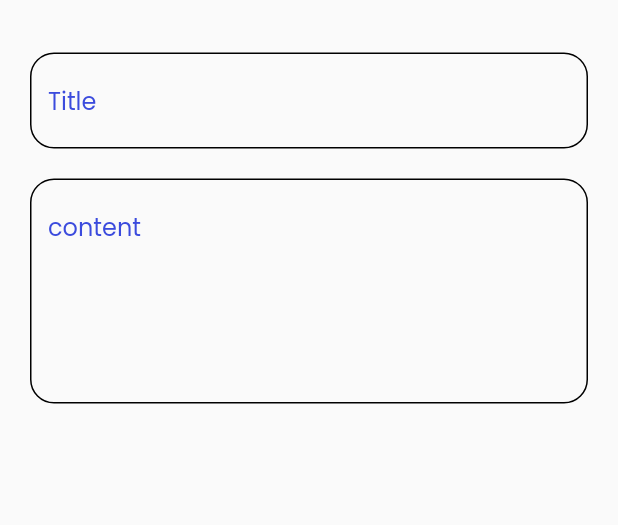
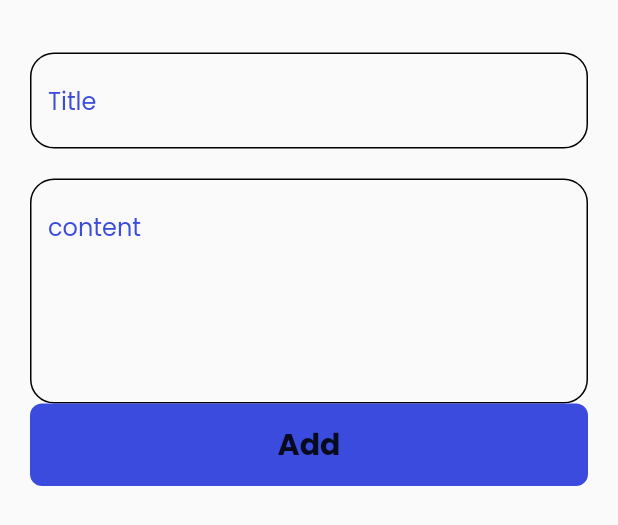
Before and after one commit to AbanoubNabile/notes-app, a Flutter app: the AddNoteBottom widget shown alone on an empty page, opened directly, on a phone screen of 412 x 824 dp. Shown: the top 525 px of the screen. Run offline on Flutter 3.47's test engine with Material 2 defaults, Android fonts, the phone set to English and light mode, and no system bars.

Commit message:
create custom button

```diff
--- a/lib/views/widgets/add_note_bottom_sheet.dart
+++ b/lib/views/widgets/add_note_bottom_sheet.dart
@@ -1,4 +1,5 @@
 import 'package:flutter/material.dart';
+import 'package:notes_app/views/widgets/constants.dart';
 import 'package:notes_app/views/widgets/custom_text_field.dart';
 
 class AddNoteBottom extends StatelessWidget {
@@ -20,9 +21,30 @@ class AddNoteBottom extends StatelessWidget {
           CustomTextField(
             hint: 'content',
             maxLine: 5,
-          )
+          ),
+          CustomButton()
         ],
       ),
     );
   }
 }
+
+class CustomButton extends StatelessWidget {
+  const CustomButton({super.key});
+
+  @override
+  Widget build(BuildContext context) {
+    return Container(
+      width: MediaQuery.of(context).size.width,
+      height: 55,
+      decoration: BoxDecoration(
+          color: KprimaryColor, borderRadius: BorderRadius.circular(8)),
+      child: const Center(
+        child: Text(
+          'Add',
+          style: TextStyle(fontSize: 20, fontWeight: FontWeight.bold),
+        ),
+      ),
+    );
+  }
+}
```
